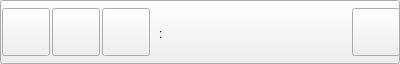
Qt form GoTvApps/GoTvCommon/Forms/IdentWidget.ui (brettrjones-github/nolimitconnect) before a commit.
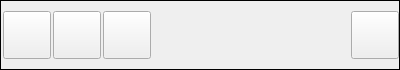
The same form after that commit. Custom widgets are drawn as their Qt base class.

```diff
--- a/GoTvApps/GoTvCommon/Forms/IdentWidget.ui
+++ b/GoTvApps/GoTvCommon/Forms/IdentWidget.ui
@@ -1,13 +1,13 @@
 <?xml version="1.0" encoding="UTF-8"?>
 <ui version="4.0">
  <class>IdentWidget</class>
- <widget class="QPushButton" name="IdentWidget">
+ <widget class="QWidget" name="IdentWidget">
   <property name="geometry">
    <rect>
     <x>0</x>
     <y>0</y>
     <width>400</width>
-    <height>55</height>
+    <height>70</height>
    </rect>
   </property>
   <property name="sizePolicy">
@@ -22,7 +22,7 @@
   <property name="toolTipDuration">
    <number>0</number>
   </property>
-  <property name="text">
+  <property name="text" stdset="0">
    <string notr="true"/>
   </property>
   <layout class="QGridLayout" name="gridLayout">
@@ -42,6 +42,30 @@
     <number>0</number>
    </property>
    <item row="0" column="0">
+    <widget class="QFrame" name="m_IdentFrame">
+     <property name="frameShape">
+      <enum>QFrame::Box</enum>
+     </property>
+     <property name="frameShadow">
+      <enum>QFrame::Plain</enum>
+     </property>
+     <layout class="QGridLayout" name="gridLayout_2">
+      <property name="leftMargin">
+       <number>0</number>
+      </property>
+      <property name="topMargin">
+       <number>0</number>
+      </property>
+      <property name="rightMargin">
+       <number>0</number>
+      </property>
+      <property name="bottomMargin">
+       <number>0</number>
+      </property>
+      <property name="spacing">
+       <number>0</number>
+      </property>
+      <item row="0" column="0">
     <layout class="QHBoxLayout" name="horizontalLayout_3">
      <property name="spacing">
       <number>2</number>
@@ -163,6 +187,7 @@
            <property name="font">
             <font>
              <pointsize>9</pointsize>
+                <weight>50</weight>
              <bold>false</bold>
             </font>
            </property>
@@ -176,6 +201,7 @@
            <property name="font">
             <font>
              <pointsize>9</pointsize>
+                <weight>50</weight>
              <bold>false</bold>
             </font>
            </property>
@@ -212,6 +238,7 @@
            <property name="font">
             <font>
              <pointsize>9</pointsize>
+                <weight>50</weight>
              <bold>false</bold>
             </font>
            </property>
@@ -228,7 +255,7 @@
             </font>
            </property>
            <property name="text">
-            <string>: </string>
+               <string/>
            </property>
           </widget>
          </item>
@@ -300,6 +327,9 @@
       </widget>
      </item>
     </layout>
+      </item>
+     </layout>
+    </widget>
    </item>
   </layout>
  </widget>
```
Lines whose indentation alone changed are shown as unchanged.
